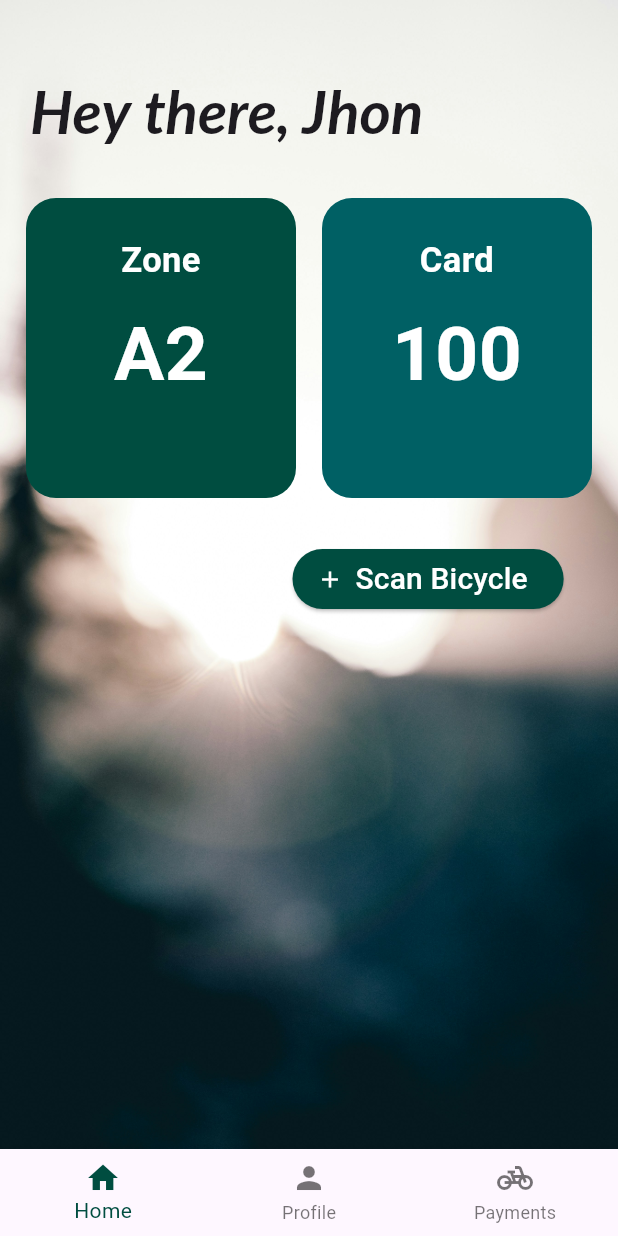
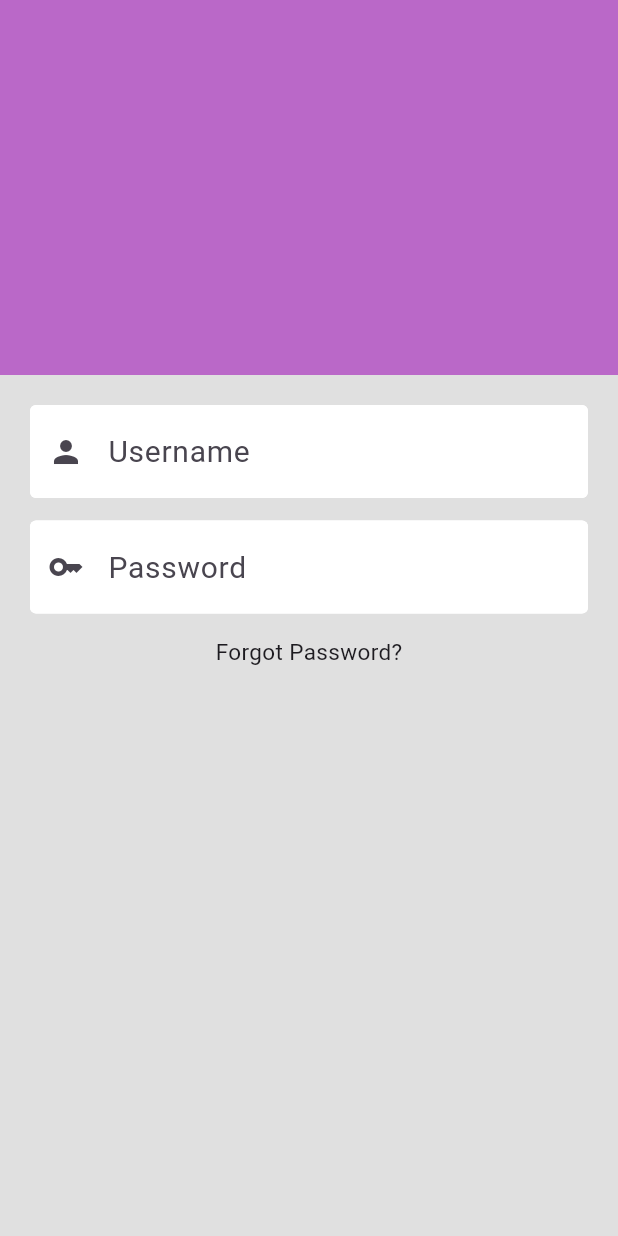
Before and after one commit to Tanmoy0077/Bicycle-Mobile-App, a Flutter app: the screen it shows after launch, on a phone screen of 412 x 824 dp. Run offline on Flutter 3.47's test engine with Material 3 defaults, Android fonts, the phone set to English and light mode, and no system bars; our stand-ins replace google_fonts; Roboto replaces fonts that are missing (Times New Roman).

Commit message:
Added login_page and text field component

```diff
--- /dev/null
+++ b/lib/components/my_textfield.dart
@@ -0,0 +1,39 @@
+// ignore_for_file: prefer_const_constructors
+
+import 'package:flutter/material.dart';
+
+class MyTextfield extends StatelessWidget {
+  final TextEditingController controller;
+  final String hintText;
+  final bool obscureText;
+  final Icon icon;
+
+  const MyTextfield({
+      super.key,
+      required this.controller,
+      required this.hintText,
+      required this.obscureText,
+      required this.icon
+    });
+
+  @override
+  Widget build(BuildContext context) {
+    return Padding(
+      padding: const EdgeInsets.symmetric(horizontal: 20),
+      child: TextField(
+        controller: controller,
+        decoration: InputDecoration(
+            prefixIcon: icon,
+            enabledBorder:
+                OutlineInputBorder(borderSide: BorderSide(color: Colors.white)),
+            focusedBorder: OutlineInputBorder(
+                borderSide: BorderSide(color: Colors.blue.shade400)),
+            fillColor: Colors.white,
+            filled: true,
+            hintText: hintText,
+            hintStyle: TextStyle(fontSize: 20)),
+        obscureText: obscureText,
+      ),
+    );
+  }
+}
--- a/lib/main.dart
+++ b/lib/main.dart
@@ -1,8 +1,9 @@
 // ignore_for_file: prefer_const_constructors, prefer_const_literals_to_create_immutables
 
 import 'package:flutter/material.dart';
-import 'package:sample_app/pages/first_page.dart';
+// import 'package:sample_app/pages/first_page.dart';
 import 'package:sample_app/pages/home_page.dart';
+import 'package:sample_app/pages/login_page.dart';
 import 'package:sample_app/pages/payments_page.dart';
 import 'package:sample_app/pages/profile_page.dart';
 
@@ -18,7 +19,7 @@ class MyApp extends StatelessWidget {
   Widget build(BuildContext context) {
     return MaterialApp(
       debugShowCheckedModeBanner: false,
-      home: FirstPage(),
+      home: LoginPage(),
       routes: {
         '/home_page': (context) => HomePage(),
         '/profile_page': (context) => ProfilePage(),
--- /dev/null
+++ b/lib/pages/login_page.dart
@@ -0,0 +1,51 @@
+// ignore_for_file: prefer_const_constructors
+
+import 'package:flutter/material.dart';
+import 'package:sample_app/components/my_textfield.dart';
+
+class LoginPage extends StatelessWidget {
+  LoginPage({super.key});
+
+  final usernameController = TextEditingController();
+  final passwordController = TextEditingController();
+
+  @override
+  Widget build(BuildContext context) {
+    return Scaffold(
+      backgroundColor: Colors.grey[300],
+      body: Column(
+        children: [
+          Container(
+            height: 250,
+            decoration: BoxDecoration(color: Colors.purple[300]),
+          ),
+          SizedBox(
+            height: 20,
+          ),
+          MyTextfield(
+            controller: usernameController,
+            hintText: "Username",
+            obscureText: false,
+            icon: Icon(Icons.person),
+          ),
+          SizedBox(
+            height: 15,
+          ),
+          MyTextfield(
+            controller: passwordController,
+            hintText: "Password",
+            obscureText: true,
+            icon: Icon(Icons.key_outlined),
+          ),
+          SizedBox(
+            height: 15,
+          ),
+          Text(
+            "Forgot Password?",
+            style: TextStyle(fontSize: 15),
+          )
+        ],
+      ),
+    );
+  }
+}
```
